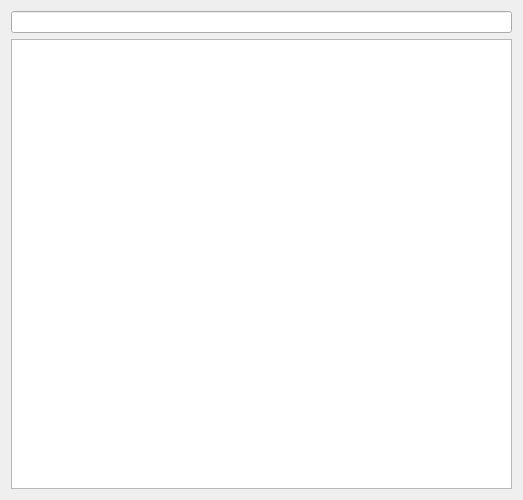
The window that resource/RosParam.ui (heuristicus/rqt_rosparam) describes before a commit, drawn with Qt 5.
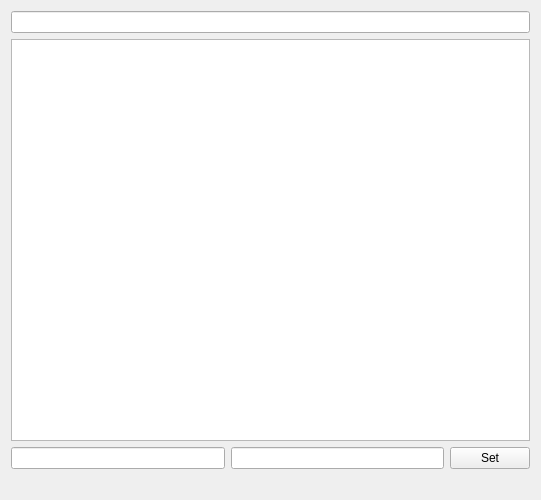
The same window after the commit.

Commit message: fix some names, add model to the tree, add parameter set boxes and buttons to ui

What changed in the file:
```diff
--- a/resource/RosParam.ui
+++ b/resource/RosParam.ui
@@ -6,7 +6,7 @@
    <rect>
     <x>0</x>
     <y>0</y>
-    <width>523</width>
+    <width>541</width>
     <height>500</height>
    </rect>
   </property>
@@ -18,7 +18,31 @@
     <widget class="QLineEdit" name="lineEdit"/>
    </item>
    <item>
-    <widget class="QTreeView" name="treeView"/>
+    <widget class="QTreeView" name="paramTree"/>
+   </item>
+   <item>
+    <layout class="QHBoxLayout" name="horizontalLayout">
+     <item>
+      <widget class="QLineEdit" name="setParamKeyEdit"/>
+     </item>
+     <item>
+      <widget class="QLineEdit" name="setParamValueEdit"/>
+     </item>
+     <item>
+      <widget class="QPushButton" name="setParamButton">
+       <property name="text">
+        <string>Set</string>
+       </property>
+      </widget>
+     </item>
+    </layout>
+   </item>
+   <item>
+    <widget class="QLabel" name="feedbackLabel">
+     <property name="text">
+      <string/>
+     </property>
+    </widget>
    </item>
   </layout>
  </widget>
```
Left out of the diff: 2 changed lines with no effect on the pictures. The commit also changes 3 other files.
